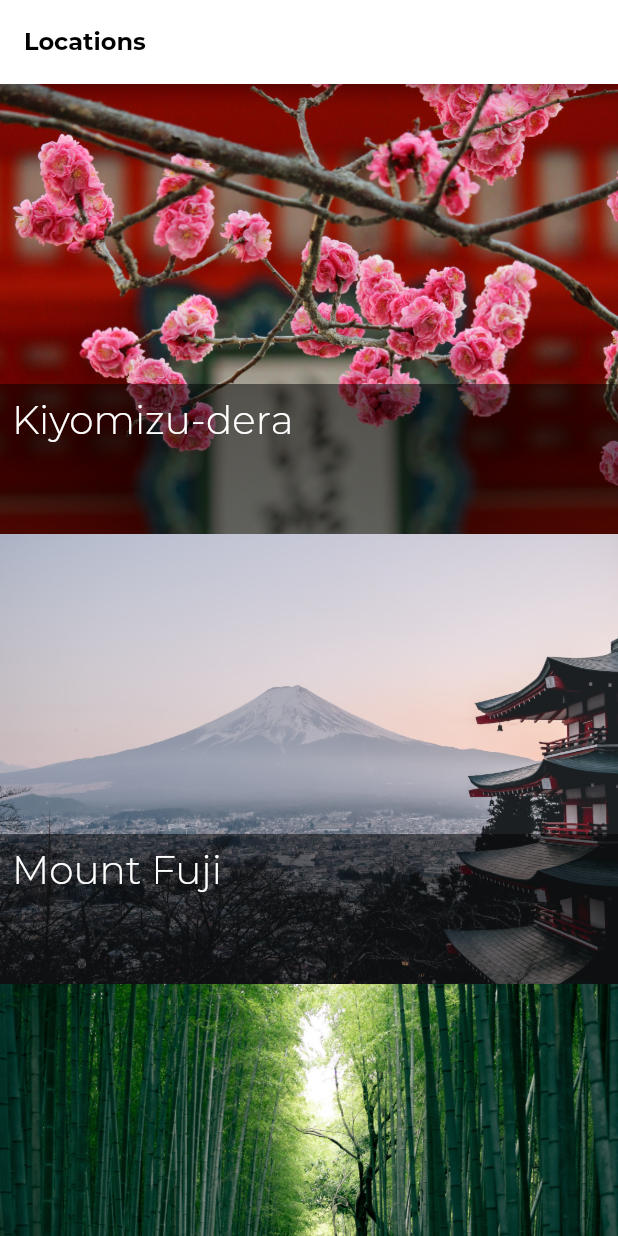
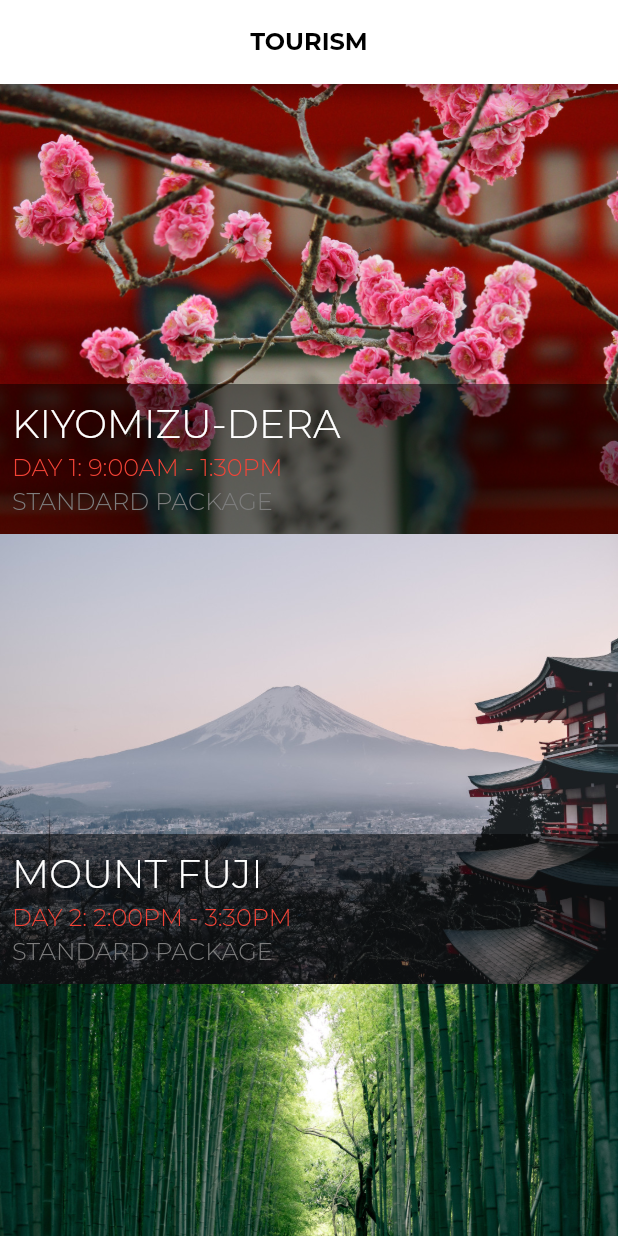
Before and after one commit to huynhtastic/tourism, a Flutter app: the screen it shows after launch, on a phone screen of 412 x 824 dp. Run offline on Flutter 3.47's test engine with Material 2 defaults, Android fonts, the phone set to English and light mode, and no system bars.

Commit message:
Add location_info widget

```diff
--- a/lib/models/location.dart
+++ b/lib/models/location.dart
@@ -4,9 +4,11 @@ class Location {
   final int id;
   final String name;
   final String src;
+  final String itnerary;
+  final String package;
   final List<LocationFact> facts;
 
-  Location(this.id, this.name, this.src, this.facts);
+  Location(this.id, this.name, this.src, this.itnerary, this.package, this.facts);
 
   static Location fetchById(int locationId) {
     final locations = Location.fetchAll();
@@ -18,7 +20,11 @@ class Location {
   }
 
   static List<Location> fetchAll() => [
-        Location(1, 'Kiyomizu-dera', 'assets/images/kiyomizu-dera.jpg', [
+        Location(
+          1, 'Kiyomizu-dera', 'assets/images/kiyomizu-dera.jpg',
+          'Day 1: 9:00AM - 1:30PM',
+          'Standard Package',
+            [
               LocationFact(
                   'Summary',
                   'Kiyomizu-dera, officially Otowa-san Kiyomizu-dera, is an '
@@ -28,7 +34,7 @@ class Location {
               LocationFact(
                   'Architectural Style', 'Japanese Buddhist architecture.'),
             ]),
-        Location(2, 'Mount Fuji', 'assets/images/fuji.jpg', [
+        Location(2, 'Mount Fuji', 'assets/images/fuji.jpg', 'Day 2: 2:00PM - 3:30PM', 'Standard Package', [
           LocationFact(
               'Summary',
               'Japan’s Mt. Fuji is an active volcano about 100 kilometers '
@@ -42,7 +48,7 @@ class Location {
               'There are three cities that surround Mount Fuji: Gotemba, '
               'Fujiyoshida and Fujinomiya.',),
         ]),
-        Location(3, 'Arashiyama Bamboo Grove', 'assets/images/arashiyama.jpg', [
+        Location(3, 'Arashiyama Bamboo Grove', 'assets/images/arashiyama.jpg', 'Day 1: 4:00PM - 5:00PM', 'Standard Package', [
           LocationFact('Summary',
               'While we could go on about the ethereal glow and seemingly '
               'endless heights of this bamboo grove on the outskirts of Kyoto, '
--- a/lib/screens/location/locations.dart
+++ b/lib/screens/location/locations.dart
@@ -14,7 +14,8 @@ class Locations extends StatelessWidget {
   Widget build(BuildContext context) {
     return Scaffold(
       appBar: AppBar(
-        title: Text('Locations'),
+        title: Text('TOURISM'),
+        centerTitle: true,
       ),
       body: Container(
         child: ListView.builder(
@@ -39,10 +40,7 @@ class Locations extends StatelessWidget {
       child: Stack(
         children: <Widget>[
           ImageBanner(location.src),
-          TileOverlay(
-            location,
-            darkTheme: true,
-            ),
+          TileOverlay(location),
         ],
       )
     );
--- a/lib/screens/location/widgets/tile_overlay.dart
+++ b/lib/screens/location/widgets/tile_overlay.dart
@@ -1,19 +1,16 @@
 import 'package:flutter/material.dart';
 
-import '../../../style.dart';
 import '../../../models/location.dart';
+import '../../../widgets/location_info.dart';
 
 class TileOverlay extends StatelessWidget {
-  final Location _location;
-  final bool darkTheme;
+  final Location location;
 
 
-  TileOverlay(this._location, {this.darkTheme = false});
+  TileOverlay(this.location);
 
   @override
   Widget build(BuildContext context) {
-    final textColor = this.darkTheme ? TextColorLight : TextColorDark;
-
     return Column(
       mainAxisAlignment: MainAxisAlignment.end,
       crossAxisAlignment: CrossAxisAlignment.stretch,
@@ -24,11 +21,9 @@ class TileOverlay extends StatelessWidget {
           decoration: BoxDecoration(
             color: Colors.black.withOpacity(0.5),
           ),
-          child: Column(
-            crossAxisAlignment: CrossAxisAlignment.start,
-            children: <Widget>[
-              Text(_location.name, style: Theme.of(context).textTheme.headline6.copyWith(color: textColor),)
-            ],
+          child: LocationInfo(
+            location,
+            darkTheme: true,
           ),
         ),
       ],
--- /dev/null
+++ b/lib/widgets/location_info.dart
@@ -0,0 +1,37 @@
+import 'package:flutter/material.dart';
+
+import '../models/location.dart';
+import '../style.dart';
+
+class LocationInfo extends StatelessWidget {
+  final Location _location;
+  final bool darkTheme;
+
+  LocationInfo(this._location, { this.darkTheme = false });
+
+  @override
+  Widget build(BuildContext context) {
+    final textColor = darkTheme ? TextColorLight : TextColorDark;
+
+    return Column(
+      mainAxisAlignment: MainAxisAlignment.spaceEvenly,
+      crossAxisAlignment: CrossAxisAlignment.start,
+      children: <Widget>[
+        Text(
+          _location.name.toUpperCase(),
+          overflow: TextOverflow.ellipsis,
+          maxLines: 1,
+          style: Theme.of(context).textTheme.headline6.copyWith(color: textColor),
+        ),
+        Text(
+          _location.itnerary.toUpperCase(),
+          style: Theme.of(context).textTheme.bodyText2.copyWith(color: TextColorAccent)
+        ),
+        Text(
+          _location.package.toUpperCase(),
+          style: Theme.of(context).textTheme.bodyText2.copyWith(color: TextColorFaint)
+        ),
+      ],
+    );
+  }
+}
```
Lines whose indentation alone changed are shown as unchanged.
